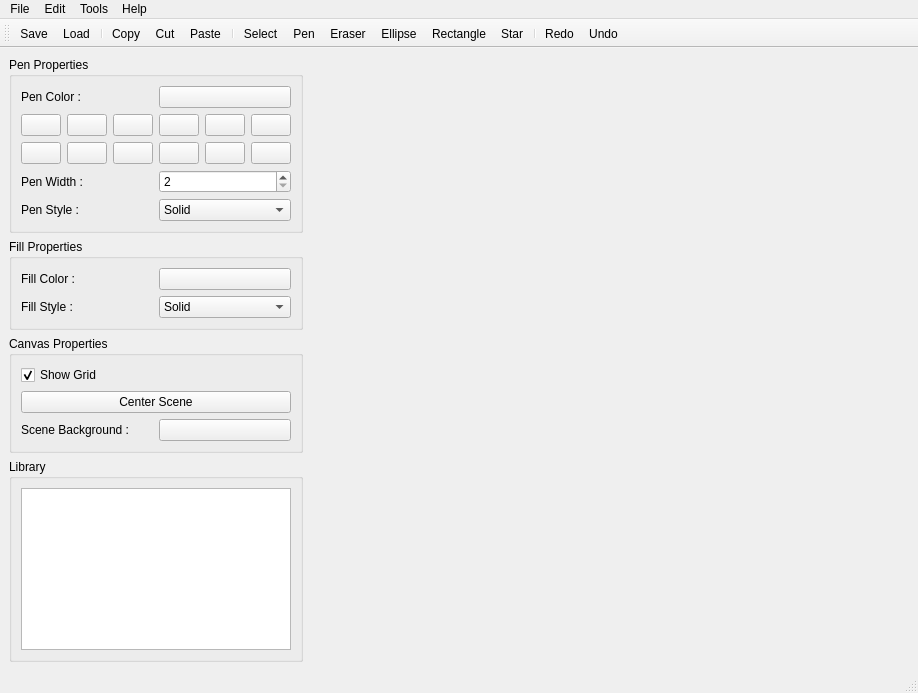
Arthur-T-Lambert/PainterApp, file PainterApplication/mainwindow.ui: the form before one commit.
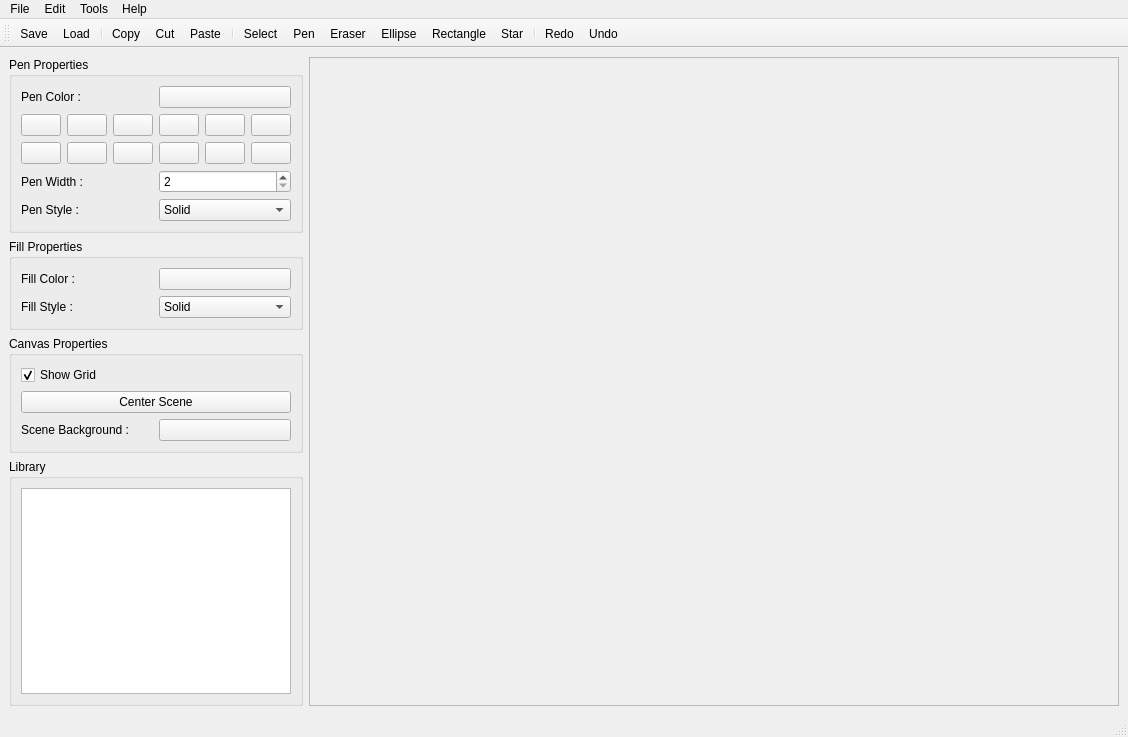
The form after the commit. Icons and pictures are not drawn.

Commit message: Intégration du widget board à l'UI mainWindow dans une ScrollArea

Patch:
```diff
--- a/PainterApplication/mainwindow.ui
+++ b/PainterApplication/mainwindow.ui
@@ -6,8 +6,8 @@
    <rect>
     <x>0</x>
     <y>0</y>
-    <width>894</width>
-    <height>693</height>
+    <width>1128</width>
+    <height>737</height>
    </rect>
   </property>
   <property name="windowTitle">
@@ -362,19 +362,20 @@
      </layout>
     </item>
     <item>
-     <widget class="QWidget" name="drawingArea" native="true">
-      <property name="sizePolicy">
-       <sizepolicy hsizetype="Expanding" vsizetype="Expanding">
-        <horstretch>0</horstretch>
-        <verstretch>0</verstretch>
-       </sizepolicy>
+     <widget class="QScrollArea" name="scrollArea">
+      <property name="widgetResizable">
+       <bool>true</bool>
       </property>
-      <property name="minimumSize">
-       <size>
-        <width>600</width>
-        <height>600</height>
-       </size>
-      </property>
+      <widget class="QWidget" name="scrollAreaWidgetContents">
+       <property name="geometry">
+        <rect>
+         <x>0</x>
+         <y>0</y>
+         <width>598</width>
+         <height>618</height>
+        </rect>
+       </property>
+      </widget>
      </widget>
     </item>
    </layout>
@@ -385,7 +386,7 @@
     <rect>
      <x>0</x>
      <y>0</y>
-     <width>894</width>
+     <width>1128</width>
      <height>22</height>
     </rect>
    </property>
```
Left out of the diff: 21 changed lines with no effect on the pictures. The commit also changes 1 other file.
